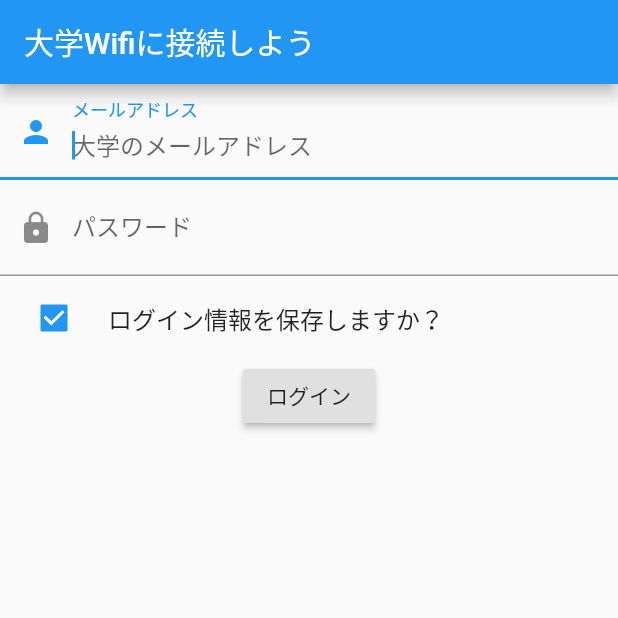
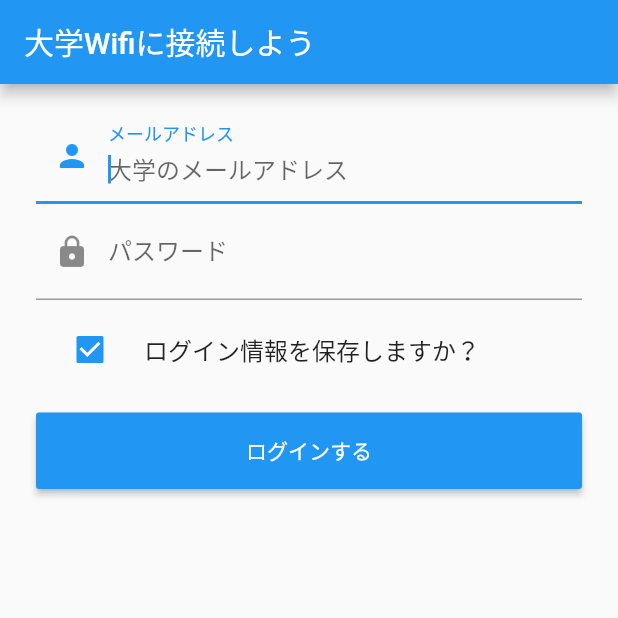
Before and after one commit to kinc-shinshu/acsu-login, a Flutter app: the screen it shows after launch, on a phone screen of 412 x 824 dp, the top half of it. Run offline on Flutter 3.47's test engine with Material 2 defaults, Android fonts, the phone set to English and light mode, and no system bars; our stand-ins replace dio.

```diff
--- a/lib/main.dart
+++ b/lib/main.dart
@@ -1,3 +1,4 @@
+import 'package:dio/dio.dart';
 import 'package:flutter/material.dart';
 
 void main() => runApp(MyApp());
@@ -17,11 +18,14 @@ class MyApp extends StatelessWidget {
 
 class LoginPage extends StatefulWidget {
   @override
-  _LoginPageState createState() => _LoginPageState();
+  _LoginPageState createState() => new _LoginPageState();
 }
 
 class _LoginPageState extends State<LoginPage> {
   bool _checkboxSelected = true;
+  TextEditingController _uidController = new TextEditingController();
+  TextEditingController _pwdController = new TextEditingController();
+  GlobalKey _formKey= new GlobalKey<FormState>();
 
   @override
   Widget build(BuildContext context) {
@@ -30,26 +34,46 @@ class _LoginPageState extends State<LoginPage> {
       appBar: AppBar(
         title: Text("大学Wifiに接続しよう"),
       ),
-      body: Center(
+      body: Padding(
+        padding: const EdgeInsets.symmetric(vertical: 16.0, horizontal: 24.0),
+        child: Form(
+          key: _formKey,
           child: Column(
             children: <Widget>[
-            TextField(
+              TextFormField(
                 autofocus: true,
+                controller: _uidController,
                 decoration: InputDecoration(
                     labelText: "メールアドレス",
                     hintText: "大学のメールアドレス",
                     prefixIcon: Icon(Icons.person)
                 ),
+                validator: (v) {
+                  return v
+                      .trim()
+                      .length > 0 ? null : "メールアドレス入れてくれよ";
+                }
               ),
-            TextField(
+              TextFormField(
+                controller: _pwdController,
                 decoration: InputDecoration(
                     labelText: "パスワード",
                     hintText: "流石に覚えてるよね？",
                     prefixIcon: Icon(Icons.lock)
                 ),
                 obscureText: true,
+                validator: (v) {
+                  return v
+                      .trim()
+                      .length > 0 ? null : "パスワードを入れてくれよな";
+                },
               ),
-            CheckboxListTile(
+              Padding(
+                padding: const EdgeInsets.only(top: 5.0),
+                child: Row(
+                  children: <Widget>[
+                    Expanded(
+                      child: CheckboxListTile(
                         title: Text("ログイン情報を保存しますか？"),
                         value: _checkboxSelected,
                         activeColor: Colors.blue,
@@ -61,16 +85,45 @@ class _LoginPageState extends State<LoginPage> {
                         // ここでcheckboxを左側に置いてる
                         controlAffinity: ListTileControlAffinity.leading,
                       ),
-            RaisedButton(
-              child: Text("ログイン"),
-              onPressed: () => {
-                // ここにログイン処理
-                // POSTかな？
+                    ),
+                  ],
+                ),
+              ),
+              Padding(
+                padding: const EdgeInsets.only(top: 14.0),
+                child: Row(
+                  children: <Widget>[
+                    Expanded(
+                      child: RaisedButton(
+                        padding: EdgeInsets.all(15.0),
+                        child: Text("ログインする"),
+                        color: Theme
+                            .of(context)
+                            .primaryColor,
+                        textColor: Colors.white,
+                        onPressed: () {
+                          if((_formKey.currentState as FormState).validate()){
+                            postLoginData(_uidController.text, _pwdController.text);
+                          }
                         },
+                      ),
+                    ),
+                  ],
+                )
               )
             ],
+          )
         ),
       ),
     );
   }
 }
+
+void postLoginData(uid, pwd) async {
+  try {
+    Response response = await Dio().post("https://login.shinshu-u.ac.jp/cgi-bin/Login.cgi", data: {"uid": uid, "pwd": pwd});
+    print(response);
+  } catch (e) {
+    print(e);
+  }
+}
--- a/pubspec.yaml
+++ b/pubspec.yaml
@@ -23,6 +23,9 @@ dependencies:
   # The following adds the Cupertino Icons font to your application.
   # Use with the CupertinoIcons class for iOS style icons.
   cupertino_icons: ^0.1.2
+
+  # http lib
+  dio: ^2.1.3
 
 dev_dependencies:
   flutter_test:
```
Also changed, not shown: pubspec.lock. Lines whose indentation alone changed are shown as unchanged.
